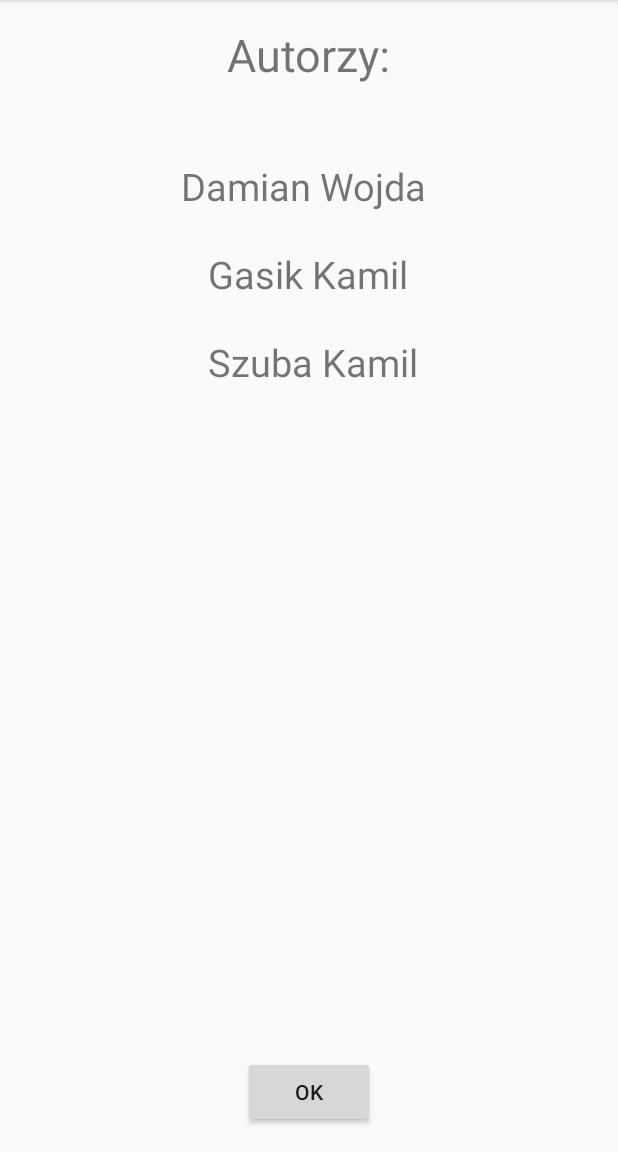
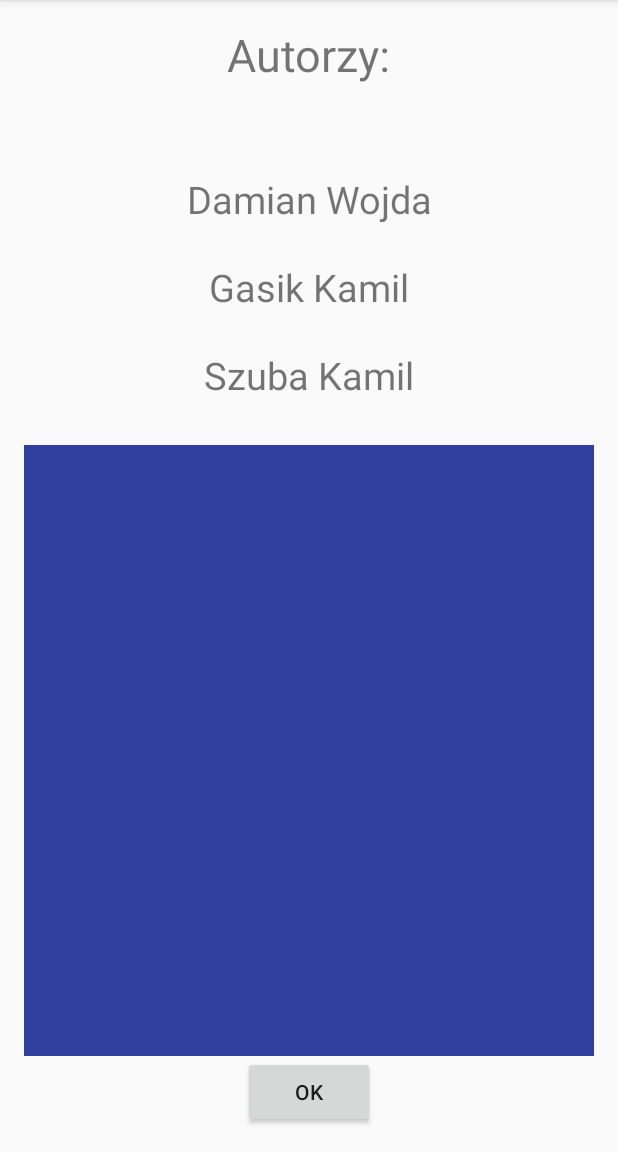
Before and after one commit to newton330/Korsarze, an Android app: the AboutActivity screen opened directly, with no data from a screen before it, on a phone screen of 412 x 824 dp, the part 84-1236 px from its top. Run offline under Robolectric (Android 15) with nearby library versions, the phone set to English and light mode, and no system bars.

Commit message:
Added files via upload

```diff
--- a/app/src/main/java/com/example/newto/korsarze/AboutActivity.java
+++ b/app/src/main/java/com/example/newto/korsarze/AboutActivity.java
@@ -1,5 +1,6 @@
 package com.example.newto.korsarze;
 
+import android.content.Intent;
 import android.support.v7.app.AppCompatActivity;
 import android.os.Bundle;
 import android.view.View;
@@ -12,6 +13,9 @@ public class AboutActivity extends AppCompatActivity {
         setContentView(R.layout.activity_about);
     }
 
-    public void OnClickOkAbout(View view) {
+    public void OnClickOkAbout(View view)
+    {
+        Intent intent = new Intent(this,MainActivity.class);
+        startActivity(intent);
     }
 }
--- a/app/src/main/java/com/example/newto/korsarze/ConnectActivity.java
+++ b/app/src/main/java/com/example/newto/korsarze/ConnectActivity.java
@@ -1,5 +1,6 @@
 package com.example.newto.korsarze;
 
+import android.content.Intent;
 import android.support.v7.app.AppCompatActivity;
 import android.os.Bundle;
 import android.view.View;
@@ -12,6 +13,9 @@ public class ConnectActivity extends AppCompatActivity {
         setContentView(R.layout.activity_connect);
     }
 
-    public void OnClickConnect(View view) {
+    public void OnClickConnect(View view)
+    {
+        Intent intent = new Intent(this,PrepareActivity.class);
+        startActivity(intent);
     }
 }
--- a/app/src/main/java/com/example/newto/korsarze/MainActivity.java
+++ b/app/src/main/java/com/example/newto/korsarze/MainActivity.java
@@ -25,4 +25,10 @@ public class MainActivity extends AppCompatActivity {
         Intent intent = new Intent(this,SettingsActivity.class);
         startActivity(intent);
     }
+
+    public void OnClickNewGame(View view)
+    {
+        Intent intent = new Intent(this,ConnectActivity.class);
+        startActivity(intent);
+    }
 }
--- a/app/src/main/java/com/example/newto/korsarze/PrepareActivity.java
+++ b/app/src/main/java/com/example/newto/korsarze/PrepareActivity.java
@@ -1,5 +1,6 @@
 package com.example.newto.korsarze;
 
+import android.content.Intent;
 import android.support.v7.app.AppCompatActivity;
 import android.os.Bundle;
 import android.view.View;
@@ -12,6 +13,9 @@ public class PrepareActivity extends AppCompatActivity {
         setContentView(R.layout.activity_prepare);
     }
 
-    public void OnClickPlay(View view) {
+    public void OnClickPlay(View view)
+    {
+        Intent intent = new Intent(this,BattleActivity.class);
+        startActivity(intent);
     }
 }
--- a/app/src/main/java/com/example/newto/korsarze/StatsActivity.java
+++ b/app/src/main/java/com/example/newto/korsarze/StatsActivity.java
@@ -1,5 +1,6 @@
 package com.example.newto.korsarze;
 
+import android.content.Intent;
 import android.support.v7.app.AppCompatActivity;
 import android.os.Bundle;
 import android.view.View;
@@ -13,5 +14,7 @@ public class StatsActivity extends AppCompatActivity {
     }
 
     public void OnClickOKStats(View view) {
+        Intent intent = new Intent(this,MainActivity.class);
+        startActivity(intent);
     }
 }
--- a/app/src/main/res/layout/activity_about.xml
+++ b/app/src/main/res/layout/activity_about.xml
@@ -20,12 +20,11 @@
         android:layout_width="wrap_content"
         android:layout_height="wrap_content"
         android:textAlignment="center"
-        android:text="Damian Wojda \n \n Gasik Kamil \n \n Szuba Kamil"
+        android:text="\n \n Damian Wojda \n \n Gasik Kamil \n \n Szuba Kamil \n"
         android:textSize="25sp"
         android:layout_centerHorizontal="true"
         android:layout_below="@+id/authorsTitle"
-        android:id="@+id/autText"
-        android:layout_marginTop="50dp"/>
+        android:id="@+id/authorsText" />
 
 
     <Button
@@ -36,4 +35,13 @@
         android:onClick="OnClickOkAbout"
         android:layout_alignParentBottom="true"
         android:layout_centerHorizontal="true" />
+
+    <ImageView
+        android:layout_width="match_parent"
+        android:layout_height="fill_parent"
+        android:id="@+id/aboutImage"
+        android:layout_above="@+id/okAboutButton"
+        android:layout_centerHorizontal="true"
+        android:layout_below="@+id/authorsText"
+        android:background="#303F9F" />
 </RelativeLayout>
--- a/app/src/main/res/layout/activity_battle.xml
+++ b/app/src/main/res/layout/activity_battle.xml
@@ -31,10 +31,10 @@
     <HorizontalScrollView
         android:layout_width="match_parent"
         android:layout_height="match_parent"
-        android:id="@+id/horizontalScrollView"
-        android:layout_below="@+id/fireButton"
+        android:id="@+id/battleScrol"
         android:layout_centerHorizontal="true"
         android:fillViewport="false"
-        android:layout_above="@+id/fireButton" />
+        android:layout_above="@+id/fireButton"
+        android:layout_below="@+id/battle" />
 
 </RelativeLayout>
--- a/app/src/main/res/layout/activity_battle_end.xml
+++ b/app/src/main/res/layout/activity_battle_end.xml
@@ -32,8 +32,8 @@
         android:layout_width="wrap_content"
         android:layout_height="wrap_content"
         android:textAppearance="?android:attr/textAppearanceMedium"
-        android:text="Medium Text"
-        android:id="@+id/SummaryText"
+        android:text="TODO"
+        android:id="@+id/summaryText"
         android:layout_centerVertical="true"
         android:layout_centerHorizontal="true" />
 
--- a/app/src/main/res/layout/activity_stats.xml
+++ b/app/src/main/res/layout/activity_stats.xml
@@ -22,7 +22,7 @@
         android:layout_width="wrap_content"
         android:layout_height="wrap_content"
         android:textAppearance="?android:attr/textAppearanceMedium"
-        android:text="Medium Text"
+        android:text="TODO"
         android:id="@+id/statsText"
         android:layout_centerVertical="true"
         android:layout_centerHorizontal="true" />
```
Also changed, not shown: app/src/main/java/com/example/newto/korsarze/BattleActivity.java (+8 -0 lines), app/src/main/java/com/example/newto/korsarze/BattleEndActivity.java (+9 -2 lines), app/src/main/java/com/example/newto/korsarze/SettingsActivity.java (+11 -3 lines), app/src/main/res/layout/activity_connect.xml (+8 -0 lines), app/src/main/res/layout/activity_main.xml (+11 -1 lines), app/src/main/res/layout/activity_prepare.xml (+9 -0 lines), app/src/main/res/layout/activity_settings.xml (+10 -1 lines). Lines whose indentation alone changed are shown as unchanged.
